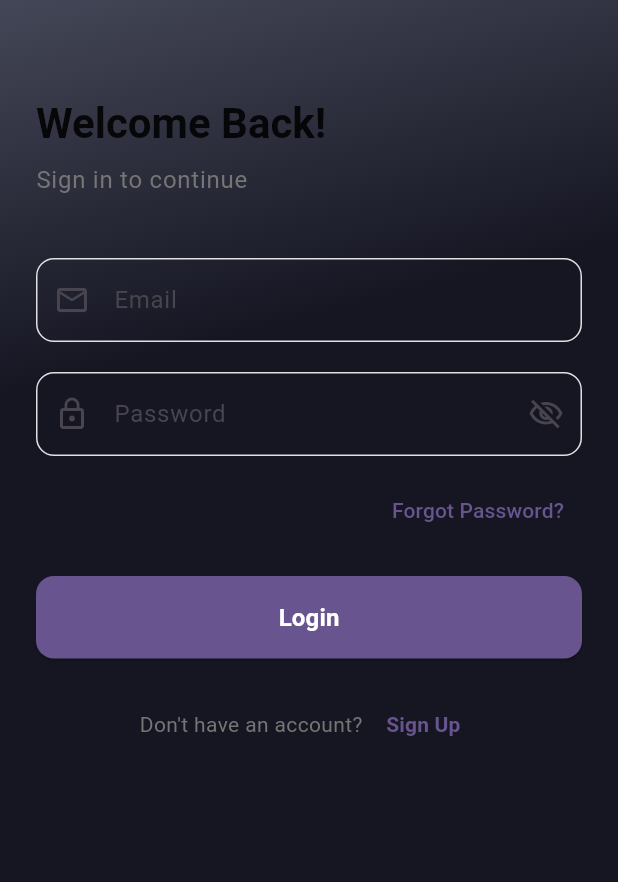
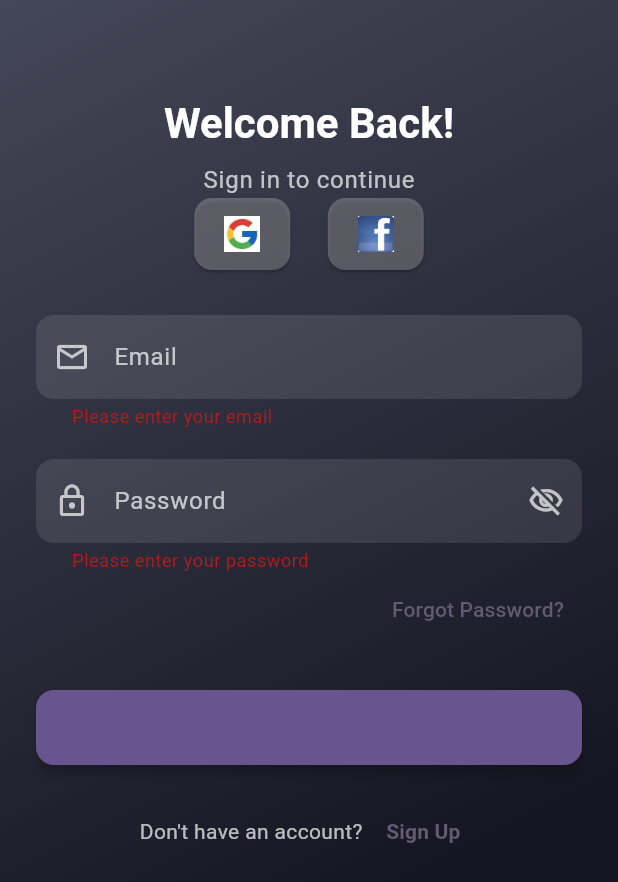
Before and after one commit to fang69x/shoes, a Flutter app: the screen it shows after launch, after a tap on "Login", on a phone screen of 412 x 824 dp. Shown: the top 882 px of the screen. Run offline on Flutter 3.47's test engine with Material 3 defaults, Android fonts, the phone set to English and light mode, and no system bars; missing offline and left inert: model_viewer_plus.

Commit message:
icon added

```diff
--- a/lib/screens/login_page.dart
+++ b/lib/screens/login_page.dart
@@ -10,10 +10,16 @@ class LoginPage extends StatefulWidget {
 
 class _LoginPageState extends State<LoginPage> {
   final TextEditingController emailController = TextEditingController();
+  final TextEditingController passwordController = TextEditingController();
+  bool _obscureText = true;
+  final _formKey = GlobalKey<FormState>();
 
-  final TextEditingController passwordController = TextEditingController();
-
-  bool _obscureText = true;
+  @override
+  void dispose() {
+    emailController.dispose();
+    passwordController.dispose();
+    super.dispose();
+  }
 
   @override
   Widget build(BuildContext context) {
@@ -21,173 +27,232 @@ class _LoginPageState extends State<LoginPage> {
       backgroundColor: Colors.white,
       body: SafeArea(
         child: Container(
-          decoration: BoxDecoration(
-            gradient: const LinearGradient(
-              begin: Alignment.bottomCenter,
-              end: Alignment.topLeft,
+          decoration: const BoxDecoration(
+            gradient: LinearGradient(
+              begin: Alignment.topLeft,
+              end: Alignment.bottomRight,
               colors: [
-                Color.fromARGB(255, 22, 22, 35), // Dark blue-black
-                Color(0xFF444757), // Medium slate gray
+                Color(0xFF444757),
+                Color.fromARGB(255, 22, 22, 35),
               ],
-              stops: [0.7, 1.5],
+              stops: [0.0, 0.7],
             ),
           ),
           child: Padding(
             padding: const EdgeInsets.all(24.0),
+            child: Form(
+              key: _formKey,
               child: Column(
-              crossAxisAlignment: CrossAxisAlignment.start,
                 children: [
                   const SizedBox(height: 40),
-                // Welcome Text
+                  _buildWelcomeText(context),
+                  _buildSocialButtons(),
+                  const SizedBox(height: 30),
+                  _buildEmailField(),
+                  const SizedBox(height: 20),
+                  _buildPasswordField(),
+                  _buildForgotPassword(context),
+                  const SizedBox(height: 30),
+                  _buildLoginButton(context),
+                  const SizedBox(height: 20),
+                  _buildSignUpLink(context),
+                ],
+              ),
+            ),
+          ),
+        ),
+      ),
+    );
+  }
+
+  Widget _buildWelcomeText(BuildContext context) {
+    return Column(
+      children: [
         Text(
           'Welcome Back!',
           style: Theme.of(context).textTheme.headlineMedium?.copyWith(
                 fontWeight: FontWeight.bold,
-                        color: Colors.black87,
+                color: Colors.white,
               ),
         ),
         const SizedBox(height: 8),
         Text(
           'Sign in to continue',
           style: Theme.of(context).textTheme.bodyLarge?.copyWith(
-                        color: Colors.grey[600],
+                color: Colors.white70,
               ),
         ),
-                const SizedBox(height: 40),
+      ],
+    );
+  }
 
-                // Email Field
-                TextField(
-                  controller: emailController,
-                  decoration: InputDecoration(
-                    labelText: 'Email',
-                    hintText: 'Enter your email',
-                    prefixIcon: const Icon(Icons.email_outlined),
-                    border: OutlineInputBorder(
+  Widget _buildSocialButtons() {
+    return Row(
+      mainAxisAlignment: MainAxisAlignment.center,
+      children: [
+        _socialButton('assets/images/google.jpg', 'Google'),
+        const SizedBox(width: 25),
+        _socialButton('assets/images/facebook.jpg', 'Facebook'),
+      ],
+    );
+  }
+
+  Widget _socialButton(String imagePath, String label) {
+    return Tooltip(
+      message: 'Sign in with $label',
+      child: ElevatedButton(
+        onPressed: () {},
+        style: ElevatedButton.styleFrom(
+          backgroundColor: Colors.white24,
+          shape: RoundedRectangleBorder(
             borderRadius: BorderRadius.circular(12),
           ),
-                    enabledBorder: OutlineInputBorder(
-                      borderRadius: BorderRadius.circular(12),
-                      borderSide: BorderSide(color: Colors.grey[300]!),
+          padding: const EdgeInsets.all(12),
         ),
-                    focusedBorder: OutlineInputBorder(
-                      borderRadius: BorderRadius.circular(12),
-                      borderSide:
-                          BorderSide(color: Theme.of(context).primaryColor),
+        child: Image.asset(imagePath, height: 24, width: 24),
       ),
+    );
+  }
+
+  Widget _buildEmailField() {
+    return TextFormField(
+      controller: emailController,
+      keyboardType: TextInputType.emailAddress,
+      validator: (value) {
+        if (value == null || value.isEmpty) {
+          return 'Please enter your email';
+        }
+        if (!RegExp(r'^[\w-\.]+@([\w-]+\.)+[\w-]{2,4}$').hasMatch(value)) {
+          return 'Please enter a valid email';
+        }
+        return null;
+      },
+      decoration: _inputDecoration(
+        label: 'Email',
+        hint: 'Enter your email',
+        icon: Icons.email_outlined,
       ),
-                ),
-                const SizedBox(height: 20),
+    );
+  }
 
-                // Password Field
-                TextField(
+  Widget _buildPasswordField() {
+    return TextFormField(
       controller: passwordController,
       obscureText: _obscureText,
-                  decoration: InputDecoration(
-                    labelText: 'Password',
-                    hintText: 'Enter your password',
-                    prefixIcon: const Icon(Icons.lock_outline),
+      validator: (value) {
+        if (value == null || value.isEmpty) {
+          return 'Please enter your password';
+        }
+        if (value.length < 6) {
+          return 'Password must be at least 6 characters';
+        }
+        return null;
+      },
+      decoration: _inputDecoration(
+        label: 'Password',
+        hint: 'Enter your password',
+        icon: Icons.lock_outline,
+      ).copyWith(
         suffixIcon: IconButton(
           icon: Icon(
             _obscureText
                 ? Icons.visibility_off_outlined
                 : Icons.visibility_outlined,
+            color: Colors.white70,
           ),
-                      onPressed: () {
-                        setState(() {
-                          _obscureText = !_obscureText;
-                        });
-                      },
+          onPressed: () => setState(() => _obscureText = !_obscureText),
         ),
+      ),
+    );
+  }
+
+  InputDecoration _inputDecoration({
+    required String label,
+    required String hint,
+    required IconData icon,
+  }) {
+    return InputDecoration(
+      labelText: label,
+      hintText: hint,
+      labelStyle: TextStyle(color: Colors.white70),
+      hintStyle: TextStyle(color: Colors.white54),
+      prefixIcon: Icon(icon, color: Colors.white70),
       border: OutlineInputBorder(
         borderRadius: BorderRadius.circular(12),
+        borderSide: BorderSide.none,
       ),
-                    enabledBorder: OutlineInputBorder(
-                      borderRadius: BorderRadius.circular(12),
-                      borderSide: BorderSide(color: Colors.grey[300]!),
-                    ),
-                    focusedBorder: OutlineInputBorder(
-                      borderRadius: BorderRadius.circular(12),
-                      borderSide:
-                          BorderSide(color: Theme.of(context).primaryColor),
-                    ),
-                  ),
-                ),
+      filled: true,
+      fillColor: Colors.white10,
+      contentPadding: const EdgeInsets.symmetric(vertical: 16, horizontal: 20),
+    );
+  }
 
-                //labelText: 'Password'
-                //Displays a floating label that moves above the field when focused.
-                //obscureText: true
-                //This ensures that the text entered in the field is hidden (typically used for passwords).
-                //You can use passwordController.text to access the password entered by the user.
-
-                const SizedBox(height: 12),
-
-                // Forgot Password
-                Align(
+  Widget _buildForgotPassword(BuildContext context) {
+    return Align(
       alignment: Alignment.centerRight,
       child: TextButton(
         onPressed: () {},
         child: Text(
           'Forgot Password?',
-                      style: TextStyle(color: Theme.of(context).primaryColor),
+          style: TextStyle(
+            color: Theme.of(context).colorScheme.secondary,
+            fontWeight: FontWeight.w500,
           ),
         ),
       ),
-                const SizedBox(height: 20),
+    );
+  }
 
-                // Login Button
-                SizedBox(
+  Widget _buildLoginButton(BuildContext context) {
+    return SizedBox(
       width: double.infinity,
-                  height: 55,
+      height: 50,
       child: ElevatedButton(
-                    onPressed: () {},
+        onPressed: () {
+          if (_formKey.currentState?.validate() ?? false) {
+            // Implement login logic
+          }
+        },
         style: ElevatedButton.styleFrom(
           backgroundColor: Theme.of(context).primaryColor,
           shape: RoundedRectangleBorder(
             borderRadius: BorderRadius.circular(12),
           ),
+          elevation: 3,
         ),
         child: const Text(
           'Login',
           style: TextStyle(
             fontSize: 16,
-                        color: Colors.white,
             fontWeight: FontWeight.bold,
           ),
         ),
       ),
-                ),
-                const SizedBox(height: 20),
+    );
+  }
 
-                // Sign Up Link
-                Row(
+  Widget _buildSignUpLink(BuildContext context) {
+    return Row(
       mainAxisAlignment: MainAxisAlignment.center,
       children: [
-                    Text(
-                      "Don't have an account? ",
-                      style: TextStyle(color: Colors.grey[600]),
-                    ),
+        Text("Don't have an account? ",
+            style: TextStyle(color: Colors.white70)),
         TextButton(
           onPressed: () {
             Navigator.push(
               context,
-                            MaterialPageRoute(
-                                builder: (context) => SignUpPage()));
+              MaterialPageRoute(builder: (context) => SignUpPage()),
+            );
           },
           child: Text(
             'Sign Up',
             style: TextStyle(
-                          color: Theme.of(context).primaryColor,
+              color: Theme.of(context).colorScheme.secondary,
               fontWeight: FontWeight.bold,
             ),
           ),
         ),
       ],
-                ),
-              ],
-            ),
-          ),
-        ),
-      ),
     );
   }
 }
```
Also changed, not shown: assets/images/facebook.jpg (added), assets/images/google.jpg (added). Lines whose indentation alone changed are shown as unchanged.
